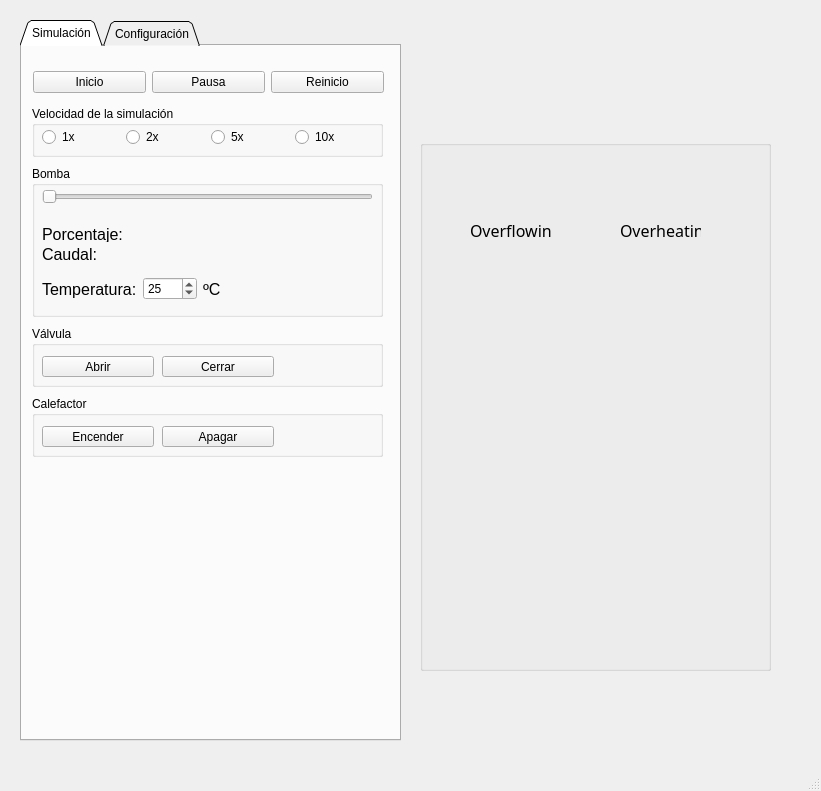
First picture: the form in WaterTank/mainwindow.ui, repository Grimpper/Project_SII_WaterTank, before the edit.
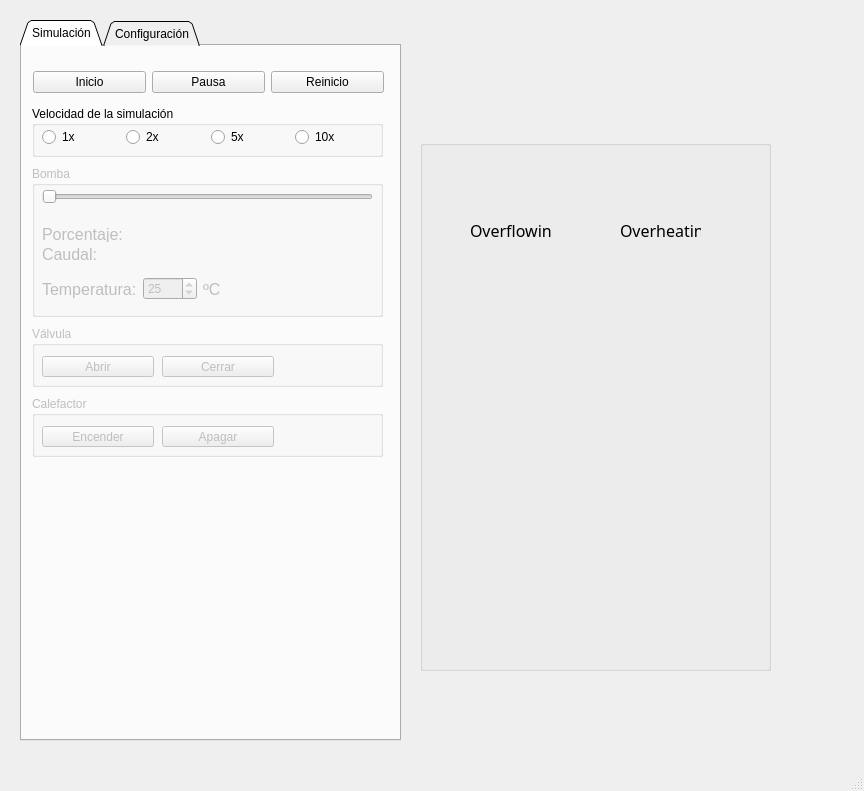
Second picture: the form after the edit. Icons and pictures are not drawn.

```diff
--- a/WaterTank/mainwindow.ui
+++ b/WaterTank/mainwindow.ui
@@ -6,7 +6,7 @@
    <rect>
     <x>0</x>
     <y>0</y>
-    <width>821</width>
+    <width>864</width>
     <height>791</height>
    </rect>
   </property>
@@ -90,6 +90,9 @@
       </widget>
      </widget>
      <widget class="QGroupBox" name="groupBox_Pump">
+      <property name="enabled">
+       <bool>false</bool>
+      </property>
       <property name="geometry">
        <rect>
         <x>10</x>
@@ -243,6 +246,9 @@
       </widget>
      </widget>
      <widget class="QGroupBox" name="groupBox_Valve">
+      <property name="enabled">
+       <bool>false</bool>
+      </property>
       <property name="geometry">
        <rect>
         <x>10</x>
@@ -315,6 +321,9 @@
       </layout>
      </widget>
      <widget class="QGroupBox" name="groupBox_Heater">
+      <property name="enabled">
+       <bool>false</bool>
+      </property>
       <property name="geometry">
        <rect>
         <x>10</x>
```
Left out of the diff: 14 changed lines with no effect on the pictures.
